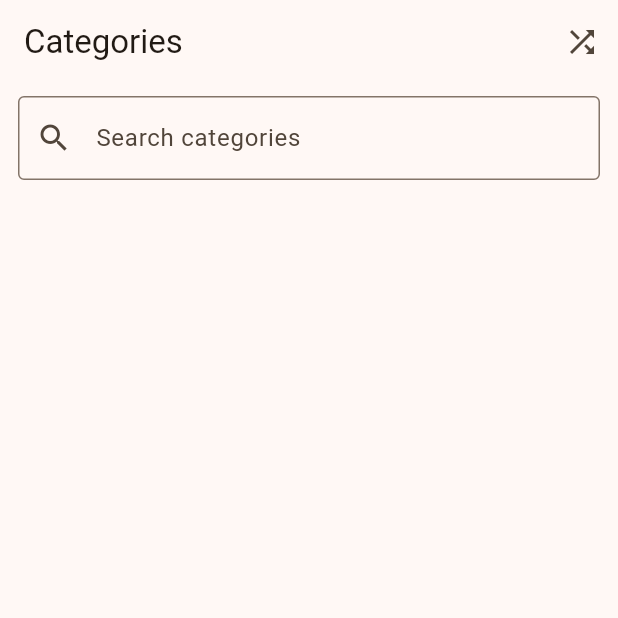
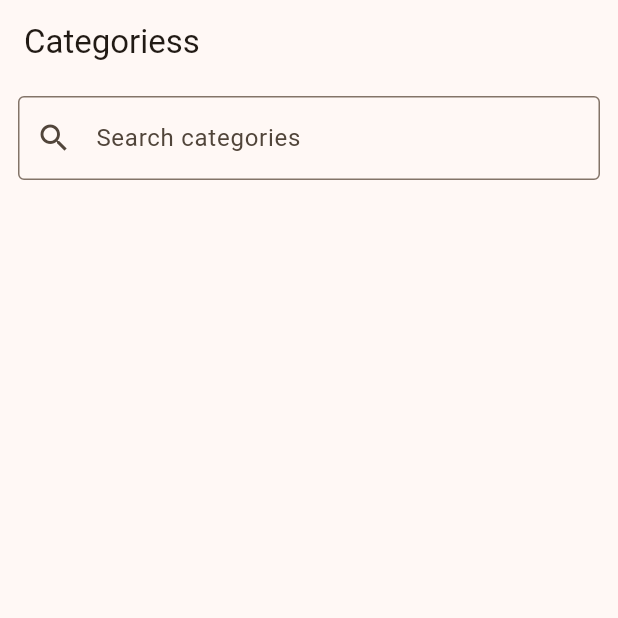
Before and after one commit to magdalenatrajkovska/Recepies_app, a Flutter app: the first screen one second after launch, on a phone screen of 412 x 824 dp, the top half of it. Run offline on Flutter 3.47's test engine with Material 3 defaults, Android fonts, the phone set to English and light mode, and no system bars; network calls fail.

Commit message:
modified screen

```diff
--- a/recepies_app/lib/screens/categories_screen.dart
+++ b/recepies_app/lib/screens/categories_screen.dart
@@ -37,7 +37,7 @@ class _CategoriesScreenState extends State<CategoriesScreen> {
       setState(() {
         _isLoading = false;
       });
-      // за лабот е доволно Snackbar
+
       ScaffoldMessenger.of(context).showSnackBar(
         SnackBar(content: Text('Error: $e')),
       );
@@ -75,20 +75,12 @@ class _CategoriesScreenState extends State<CategoriesScreen> {
   Widget build(BuildContext context) {
     return Scaffold(
       appBar: AppBar(
-        title: const Text('Categories'),
-        actions: [
-          IconButton(
-            onPressed: _openRandomMeal,
-            icon: const Icon(Icons.shuffle),
-            tooltip: 'Random recipe of the day',
-          ),
-        ],
+        title: const Text('Categoriess'),
       ),
 body: Column(
   children: [
     Padding(
-            padding:
-                const EdgeInsets.symmetric(horizontal: 12, vertical: 8),
+      padding: const EdgeInsets.symmetric(horizontal: 12, vertical: 8),
       child: TextField(
         decoration: const InputDecoration(
           labelText: 'Search categories',
@@ -98,6 +90,7 @@ class _CategoriesScreenState extends State<CategoriesScreen> {
         onChanged: _filterCategories,
       ),
     ),
+
     Expanded(
       child: _isLoading
           ? const Center(child: CircularProgressIndicator())
@@ -121,8 +114,28 @@ class _CategoriesScreenState extends State<CategoriesScreen> {
               },
             ),
     ),
+
+    // za random meal
+    Padding(
+      padding: const EdgeInsets.all(12.0),
+      child: SizedBox(
+        width: double.infinity,
+        child: ElevatedButton.icon(
+          onPressed: _openRandomMeal,
+          icon: const Icon(Icons.shuffle),
+          label: const Text(
+            'Random Recipe of the Day :)',
+            style: TextStyle(fontSize: 16),
+          ),
+          style: ElevatedButton.styleFrom(
+            padding: const EdgeInsets.symmetric(vertical: 14),
+          ),
+        ),
+      ),
+    ),
   ],
 ),
+
     );
   }
 }
```
Lines whose indentation alone changed are shown as unchanged.
